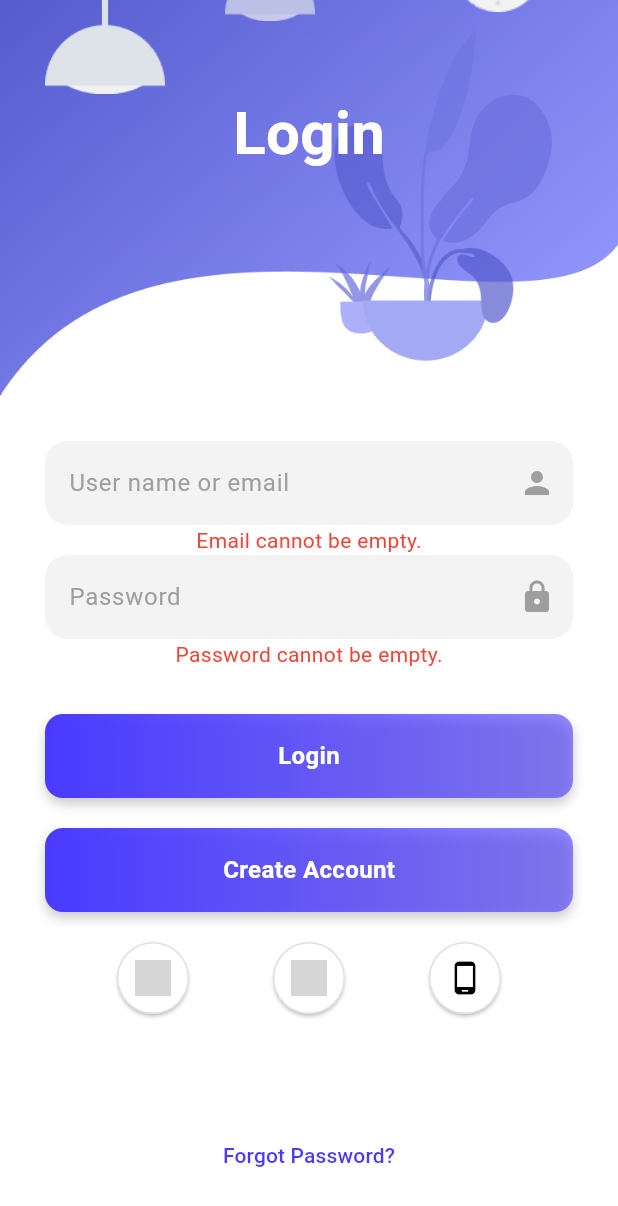
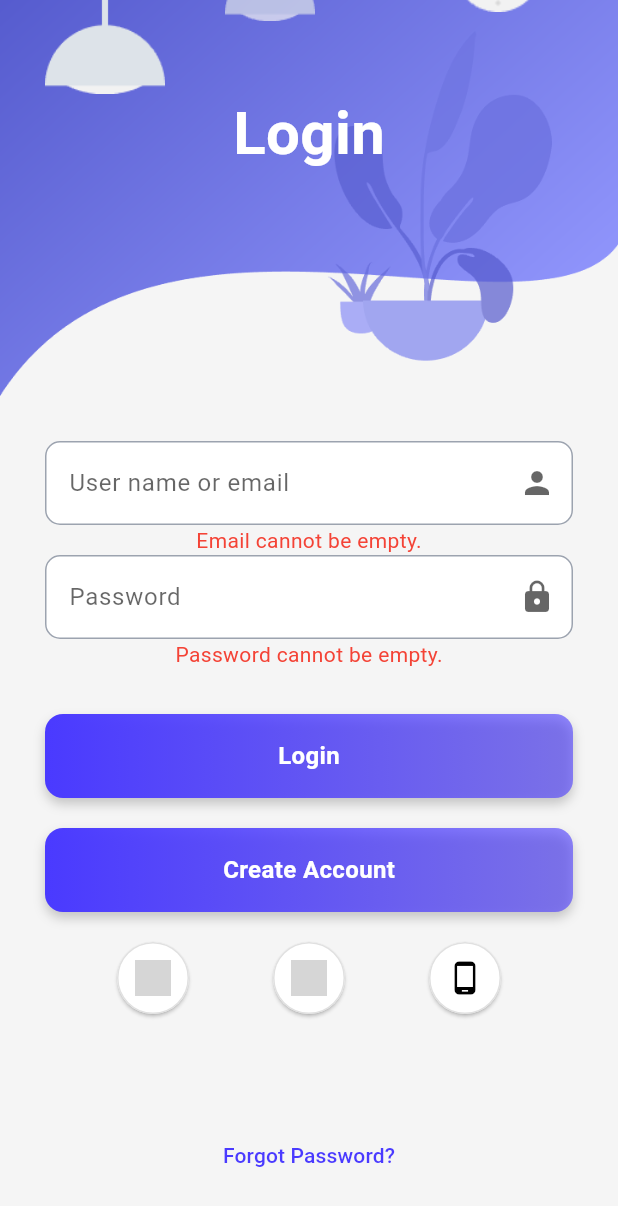
Before and after one commit to TA-rathnayaka/PublicPulse, a Flutter app: the screen it shows after launch, scrolled down 138 dp, after a tap on "Login", on a phone screen of 412 x 824 dp. Shown: the top 1206 px of the screen. Run offline on Flutter 3.47's test engine with Material 3 defaults, Android fonts, the light colour scheme and no system bars; our stand-ins replace animate_do, cloud_firestore, firebase_auth, firebase_core, google_fonts, google_sign_in and 1 more; missing offline and left inert: flutter_facebook_auth; accounts and stored records are empty; network calls fail; grey boxes are pictures that could not be loaded.

Commit message:
login and policy dashboard theme bug fix

```diff
--- a/client/lib/views/screens/login.dart
+++ b/client/lib/views/screens/login.dart
@@ -19,7 +19,7 @@ class Login extends StatelessWidget {
   @override
   Widget build(BuildContext context) {
     return Scaffold(
-      backgroundColor: Colors.white,
+      backgroundColor: Theme.of(context).scaffoldBackgroundColor,
       body: SingleChildScrollView(
         child: Column(
           children: [
@@ -93,11 +93,15 @@ class Login extends StatelessWidget {
                         // Email TextField
                         TextField(
                           controller: _emailController,
-                          decoration: kTextFieldDecoration.copyWith(
+                          decoration: InputDecoration(
                             hintText: 'User name or email',
+                            hintStyle: TextStyle(
+                                color: Theme.of(context)
+                                    .hintColor), // Set hint style dynamically
                             suffixIcon: Icon(
                               Icons.person,
-                              color: kTextFieldHintColor,
+                              color: Theme.of(context)
+                                  .hintColor, // Use dynamic hint color
                             ),
                           ),
                         ),
@@ -105,20 +109,25 @@ class Login extends StatelessWidget {
                           builder: (context, provider, child) {
                             return Text(
                               provider.emailError ?? "",
-                              style: TextStyle(color: Colors.red, fontSize: 14),
+                              style: TextStyle(
+                                color: Colors.red,
+                                fontSize: 14,
+                              ),
                             );
                           },
                         ),
-
-                        // Password TextField
                         TextField(
                           controller: _passwordController,
                           obscureText: true,
-                          decoration: kTextFieldDecoration.copyWith(
+                          decoration: InputDecoration(
                             hintText: 'Password',
+                            hintStyle: TextStyle(
+                                color: Theme.of(context)
+                                    .hintColor),
                             suffixIcon: Icon(
                               Icons.lock,
-                              color: kTextFieldHintColor,
+                              color: Theme.of(context)
+                                  .hintColor, // Use dynamic hint color
                             ),
                           ),
                         ),
@@ -126,7 +135,10 @@ class Login extends StatelessWidget {
                           builder: (context, provider, child) {
                             return Text(
                               provider.passwordError ?? "",
-                              style: TextStyle(color: Colors.red, fontSize: 14),
+                              style: TextStyle(
+                                color: Colors.red,
+                                fontSize: 14,
+                              ),
                             );
                           },
                         ),
@@ -139,19 +151,26 @@ class Login extends StatelessWidget {
                     child: PrimaryButton(
                       label: "Login",
                       onPressed: () {
-                        // Validate inputs only when the button is pressed
-                        context.read<LoginValidationProvider>().validateEmail(_emailController.text);
-                        context.read<LoginValidationProvider>().validatePassword(_passwordController.text);
+                        context
+                            .read<LoginValidationProvider>()
+                            .validateEmail(_emailController.text);
+                        context
+                            .read<LoginValidationProvider>()
+                            .validatePassword(_passwordController.text);
 
                         if (context.read<LoginValidationProvider>().isValid) {
-                          // If valid, proceed with login
-                          context.read<MyAuthProvider>().signInEmailAndPassword(
-                              _emailController.text, _passwordController.text).then((_) {
+                          context
+                              .read<MyAuthProvider>()
+                              .signInEmailAndPassword(_emailController.text,
+                              _passwordController.text)
+                              .then((_) {
                             if (context.read<MyAuthProvider>().user != null) {
-                              Navigator.pushNamed(context, MainScreen.id);
+                              Navigator.pushReplacementNamed(
+                                  context, SplashScreen.id);
                             } else {
-                              // Show error if login failed
-                              context.read<LoginValidationProvider>().validatePassword('');
+                              context
+                                  .read<LoginValidationProvider>()
+                                  .validatePassword('');
                             }
                           });
                         }
@@ -180,21 +199,28 @@ class Login extends StatelessWidget {
                             padding: const EdgeInsets.all(12),
                             shape: const CircleBorder(),
                             backgroundColor: Colors.white,
-                            side: BorderSide(color: Colors.grey.shade300, width: 1),
+                            side: BorderSide(
+                                color: Colors.grey.shade300, width: 1),
                           ),
                           onPressed: () {
                             // Google Sign-In logic
-                            context.read<MyAuthProvider>().signInWithGoogle().then((_) {
+                            context
+                                .read<MyAuthProvider>()
+                                .signInWithGoogle()
+                                .then((_) {
                               if (context.read<MyAuthProvider>().user != null) {
                                 Navigator.pushNamed(context, MainScreen.id);
                               } else {
                                 ScaffoldMessenger.of(context).showSnackBar(
-                                  const SnackBar(content: Text("Google Sign-In failed")),
+                                  const SnackBar(
+                                      content: Text("Google Sign-In failed")),
                                 );
                               }
                             }).catchError((error) {
                               ScaffoldMessenger.of(context).showSnackBar(
-                                SnackBar(content: Text("Error: ${error.toString()}")),
+                                SnackBar(
+                                    content:
+                                        Text("Error: ${error.toString()}")),
                               );
                             });
                           },
@@ -211,21 +237,28 @@ class Login extends StatelessWidget {
                             padding: const EdgeInsets.all(12),
                             shape: const CircleBorder(),
                             backgroundColor: Colors.white,
-                            side: BorderSide(color: Colors.grey.shade300, width: 1),
+                            side: BorderSide(
+                                color: Colors.grey.shade300, width: 1),
                           ),
                           onPressed: () {
                             // Facebook Sign-In logic
-                            context.read<MyAuthProvider>().signInWithFacebook().then((_) {
+                            context
+                                .read<MyAuthProvider>()
+                                .signInWithFacebook()
+                                .then((_) {
                               if (context.read<MyAuthProvider>().user != null) {
                                 Navigator.pushNamed(context, MainScreen.id);
                               } else {
                                 ScaffoldMessenger.of(context).showSnackBar(
-                                  const SnackBar(content: Text("Facebook Sign-In failed")),
+                                  const SnackBar(
+                                      content: Text("Facebook Sign-In failed")),
                                 );
                               }
                             }).catchError((error) {
                               ScaffoldMessenger.of(context).showSnackBar(
-                                SnackBar(content: Text("Error: ${error.toString()}")),
+                                SnackBar(
+                                    content:
+                                        Text("Error: ${error.toString()}")),
                               );
                             });
                           },
@@ -242,11 +275,11 @@ class Login extends StatelessWidget {
                             padding: const EdgeInsets.all(12),
                             shape: const CircleBorder(),
                             backgroundColor: Colors.white,
-                            side: BorderSide(color: Colors.grey.shade300, width: 1),
+                            side: BorderSide(
+                                color: Colors.grey.shade300, width: 1),
                           ),
                           onPressed: () {
                             // Mobile Sign-In logic
-
                           },
                           child: Icon(
                             Icons.phone_android,
@@ -257,8 +290,6 @@ class Login extends StatelessWidget {
                       ],
                     ),
                   ),
-
-
                   SizedBox(height: 70),
                   FadeInUp(
                     duration: Duration(milliseconds: 2000),
```
Also changed, not shown: client/lib/views/screens/policy_dashboard.dart (+10 -11 lines).
